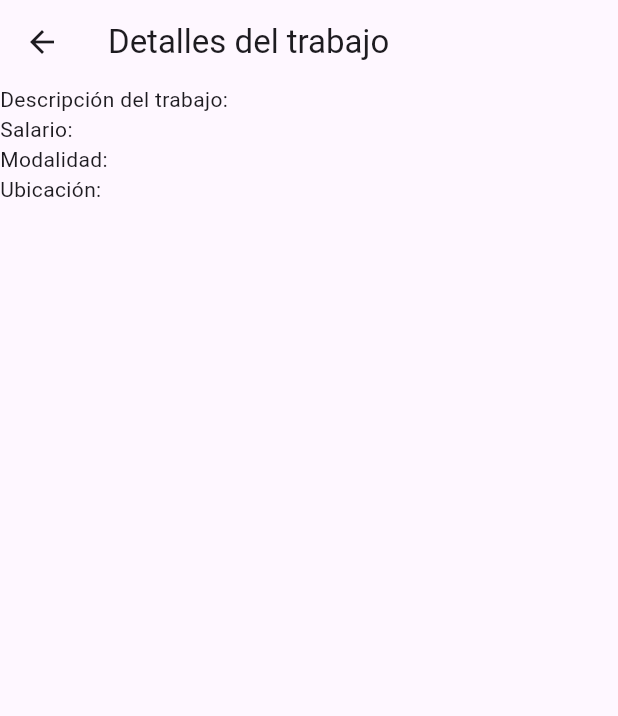
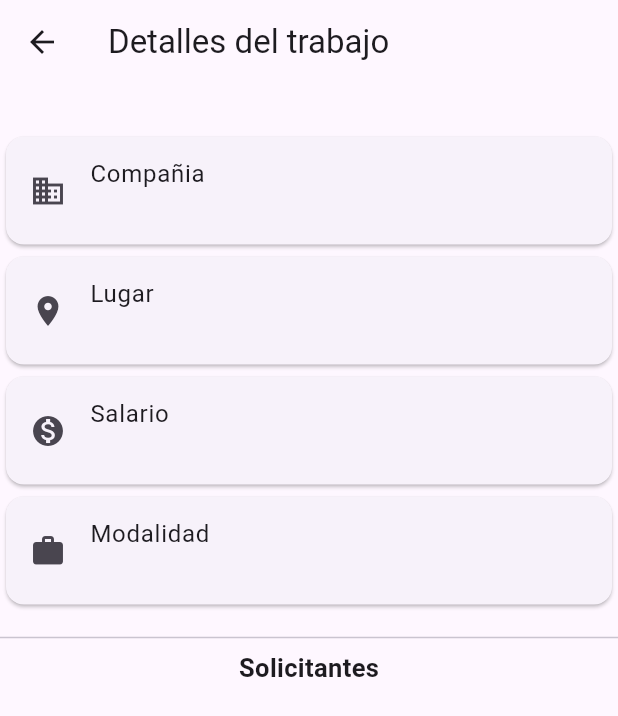
Before and after one commit to JhonOlivares26/CVault, a Flutter app: the JobsCompanyDetails screen opened directly with empty values, on a phone screen of 412 x 824 dp. Shown: the top 716 px of the screen. Run offline on Flutter 3.47's test engine with Material 3 defaults, Android fonts, the phone set to English and light mode, and no system bars; our stand-ins replace animate_do, cloud_firestore, file_picker, firebase_auth, firebase_core, firebase_storage and 3 more; accounts and stored records are empty; network calls fail.

Commit message:
design for Jobs company details page

```diff
--- a/lib/views/pages/JobsCompanyDetails.dart
+++ b/lib/views/pages/JobsCompanyDetails.dart
@@ -72,10 +72,50 @@ Widget build(BuildContext context) {
               return Column(
                 crossAxisAlignment: CrossAxisAlignment.start,
                 children: <Widget>[
-                  Text('Descripción del trabajo: ${widget.jobData['description']}'),
-                  Text('Salario: ${widget.jobData['salary']}'),
-                  Text('Modalidad: ${widget.jobData['modality']}'),
-                  Text('Ubicación: ${widget.jobData['location']}'),
+                  Center(
+                    child: Text(
+                      widget.jobData['title'], // Usa widget.jobData en lugar de widget.job
+                      style: const TextStyle(
+                        fontSize: 22, fontWeight: FontWeight.bold),
+                      ),
+                    ),
+                  Card(
+                    child: ListTile(
+                      leading: Icon(Icons.business),
+                      title: Text('Compañia'),
+                      subtitle: Text('${widget.jobData['companyName']}'),
+                    ),
+                  ),
+                  Card(
+                    child: ListTile(
+                      leading: Icon(Icons.location_on),
+                      title: Text('Lugar'),
+                      subtitle: Text('${widget.jobData['location']}'),
+                    ),
+                  ),
+                  Card(
+                    child: ListTile(
+                      leading: Icon(Icons.monetization_on),
+                      title: Text('Salario'),
+                      subtitle: Text('${widget.jobData['salary']}'),
+                    ),
+                  ),
+                  Card(
+                    child: ListTile(
+                      leading: Icon(Icons.work),
+                      title: Text('Modalidad'),
+                      subtitle: Text('${widget.jobData['modality']}'),
+                    ),
+                  ),
+                  const SizedBox(height: 10),
+                  const Divider(),
+                  const Center(
+                    child: Text(
+                      'Solicitantes', // Usa widget.jobData en lugar de widget.job
+                      style: TextStyle(
+                        fontSize: 17, fontWeight: FontWeight.bold),
+                      ),
+                    ),
                   if (userType == 'Empresa')
                     Expanded(
                       child: ListView.builder(
@@ -84,7 +124,10 @@ Widget build(BuildContext context) {
                           return ListTile(
                             title: Text(applicants[index].name),
                             subtitle: Text(applicants[index].skills),
-                            onTap: () async {
+                            trailing: ElevatedButton.icon(
+                              icon: Icon(Icons.remove_red_eye),
+                              label: Text('Ver CV'),
+                              onPressed: () async {
                                 String url = applicants[index].userPdf!;
                                 final response = await http.get(Uri.parse(url));
 
@@ -107,10 +150,11 @@ Widget build(BuildContext context) {
                                   );
                                 }
                               },
+                            ),
                           );
                         },
                       ),
-                    ),
+                    )
                 ],
               );
             } else {
```
Lines whose indentation alone changed are shown as unchanged.
